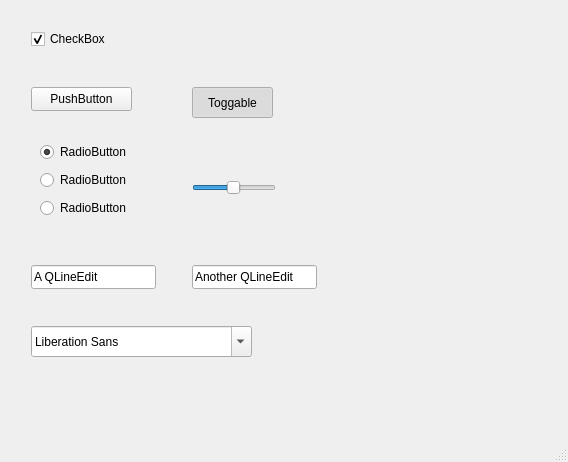
The window that mainwindow.ui (richardmg/WidgetsImagine) describes before a commit, drawn with Qt 5.
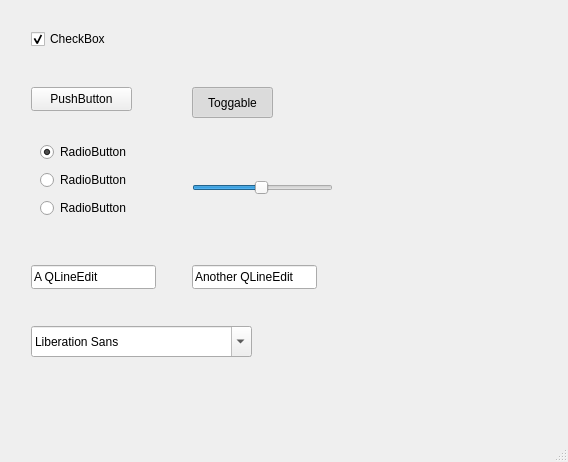
The same window after the commit.

Commit message: draw slider progress

Patch:
```diff
--- a/mainwindow.ui
+++ b/mainwindow.ui
@@ -99,7 +99,7 @@
      <rect>
       <x>192</x>
       <y>180</y>
-      <width>84</width>
+      <width>141</width>
       <height>16</height>
      </rect>
     </property>
```
The commit also changes 1 other file.
